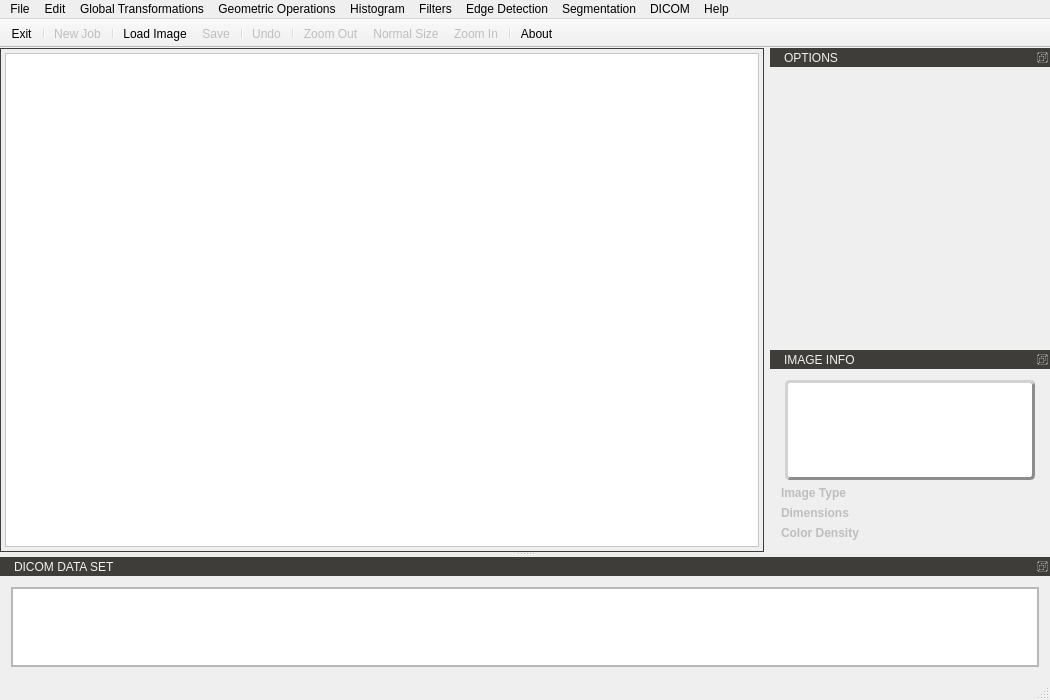
This is GUI/mainwindow.ui in JianchengZh/learning-image-processing as Qt 5 draws it before an edit. The edited form follows.
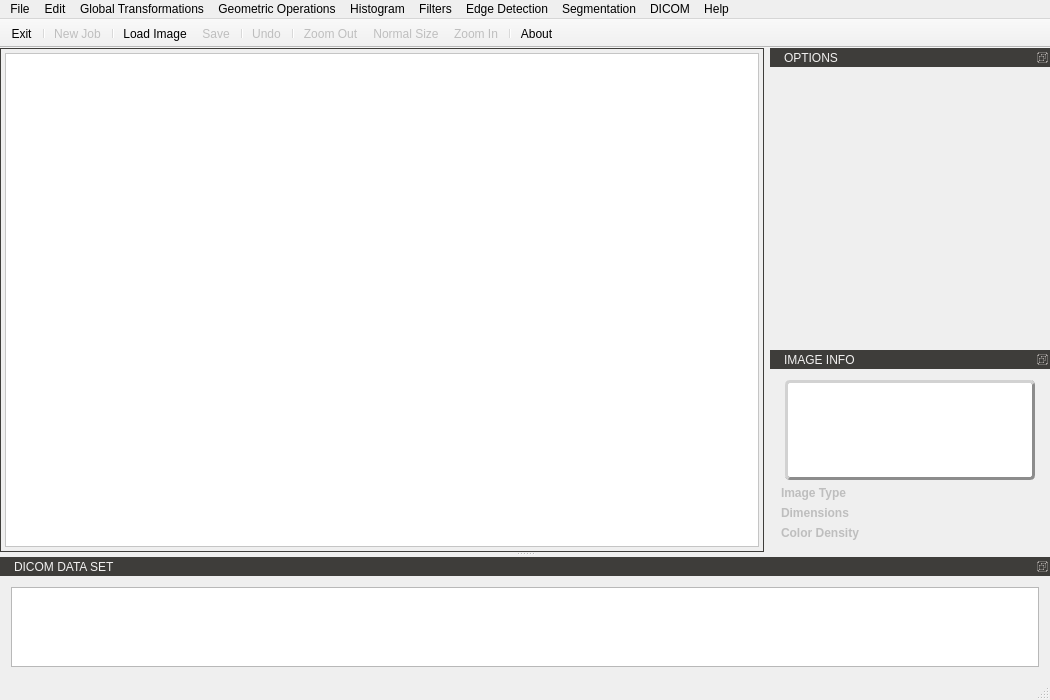
This is the edited form. Icons and pictures are not drawn. Custom widgets are drawn as their Qt base class.

```diff
--- a/GUI/mainwindow.ui
+++ b/GUI/mainwindow.ui
@@ -546,32 +546,7 @@
    <widget class="QWidget" name="dockWidgetContents_2">
     <layout class="QHBoxLayout" name="horizontalLayout_6">
      <item>
-      <widget class="QScrollArea" name="scrollArea_2">
-       <property name="widgetResizable">
-        <bool>true</bool>
-       </property>
-       <widget class="QWidget" name="scrollAreaWidgetContents_2">
-        <property name="geometry">
-         <rect>
-          <x>0</x>
-          <y>0</y>
-          <width>1014</width>
-          <height>78</height>
-         </rect>
-        </property>
-        <layout class="QHBoxLayout" name="horizontalLayout_7">
-         <property name="spacing">
-          <number>0</number>
-         </property>
-         <property name="margin">
-          <number>0</number>
-         </property>
-         <item>
-          <widget class="QPlainTextEdit" name="plainTextEdit_DICOM"/>
-         </item>
-        </layout>
-       </widget>
-      </widget>
+      <widget class="QPlainTextEdit" name="plainTextEdit_DICOM"/>
      </item>
     </layout>
    </widget>
```
